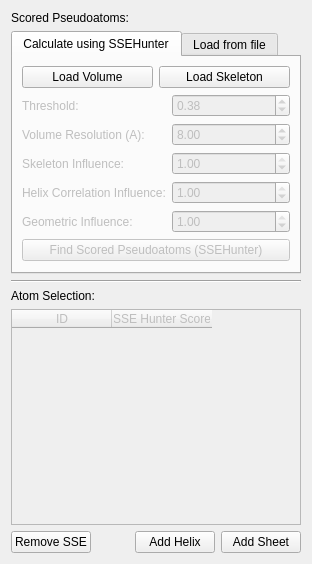
The window that Gorgon/src_ui/ui_dialog_volume_sse_builder.ui (GorgonCryoEM/Gorgon) describes before a commit, drawn with Qt 5.
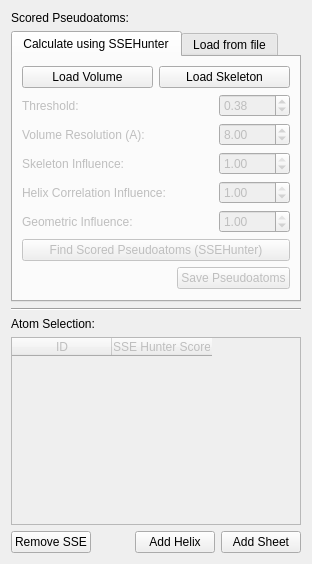
The same window after the commit.

Commit message: Allowing the ability to save pseudoatoms generated from SSEHunter

Patch:
```diff
--- a/Gorgon/src_ui/ui_dialog_volume_sse_builder.ui
+++ b/Gorgon/src_ui/ui_dialog_volume_sse_builder.ui
@@ -12,7 +12,7 @@
   <property name="windowTitle" >
    <string>SSE Builder</string>
   </property>
-  <layout class="QGridLayout" name="gridLayout" >
+  <layout class="QGridLayout" name="gridLayout_2" >
    <item row="0" column="0" colspan="2" >
     <widget class="QLabel" name="labelAtomScore" >
      <property name="text" >
@@ -35,8 +35,8 @@
       <attribute name="title" >
        <string>Calculate using SSEHunter</string>
       </attribute>
-      <layout class="QGridLayout" >
-       <item row="0" column="0" colspan="2" >
+      <layout class="QGridLayout" name="gridLayout" >
+       <item row="0" column="0" colspan="3" >
         <layout class="QHBoxLayout" >
          <item>
           <widget class="QPushButton" name="pushButtonLoadVolume" >
@@ -54,7 +54,7 @@
          </item>
         </layout>
        </item>
-       <item row="1" column="0" >
+       <item row="1" column="0" colspan="2" >
         <widget class="QLabel" name="labelThreshold" >
          <property name="enabled" >
           <bool>false</bool>
@@ -64,7 +64,7 @@
          </property>
         </widget>
        </item>
-       <item row="1" column="1" >
+       <item row="1" column="2" >
         <widget class="QDoubleSpinBox" name="doubleSpinBoxThreshold" >
          <property name="enabled" >
           <bool>false</bool>
@@ -80,7 +80,7 @@
          </property>
         </widget>
        </item>
-       <item row="2" column="0" >
+       <item row="2" column="0" colspan="2" >
         <widget class="QLabel" name="labelVolumeResolution" >
          <property name="enabled" >
           <bool>false</bool>
@@ -90,7 +90,7 @@
          </property>
         </widget>
        </item>
-       <item row="2" column="1" >
+       <item row="2" column="2" >
         <widget class="QDoubleSpinBox" name="doubleSpinBoxResolution" >
          <property name="enabled" >
           <bool>false</bool>
@@ -103,7 +103,7 @@
          </property>
         </widget>
        </item>
-       <item row="3" column="0" >
+       <item row="3" column="0" colspan="2" >
         <widget class="QLabel" name="labelSkeletonScore" >
          <property name="enabled" >
           <bool>false</bool>
@@ -113,7 +113,7 @@
          </property>
         </widget>
        </item>
-       <item row="3" column="1" >
+       <item row="3" column="2" >
         <widget class="QDoubleSpinBox" name="doubleSpinBoxSkeleton" >
          <property name="enabled" >
           <bool>false</bool>
@@ -126,7 +126,7 @@
          </property>
         </widget>
        </item>
-       <item row="4" column="0" >
+       <item row="4" column="0" colspan="2" >
         <widget class="QLabel" name="labelCrossCorrelationScore" >
          <property name="enabled" >
           <bool>false</bool>
@@ -136,7 +136,7 @@
          </property>
         </widget>
        </item>
-       <item row="4" column="1" >
+       <item row="4" column="2" >
         <widget class="QDoubleSpinBox" name="doubleSpinBoxCorrelation" >
          <property name="enabled" >
           <bool>false</bool>
@@ -149,7 +149,7 @@
          </property>
         </widget>
        </item>
-       <item row="5" column="0" >
+       <item row="5" column="0" colspan="2" >
         <widget class="QLabel" name="labelGeometricScore" >
          <property name="enabled" >
           <bool>false</bool>
@@ -159,7 +159,7 @@
          </property>
         </widget>
        </item>
-       <item row="5" column="1" >
+       <item row="5" column="2" >
         <widget class="QDoubleSpinBox" name="doubleSpinBoxGeometry" >
          <property name="enabled" >
           <bool>false</bool>
@@ -172,7 +172,7 @@
          </property>
         </widget>
        </item>
-       <item row="6" column="0" colspan="2" >
+       <item row="6" column="0" colspan="3" >
         <widget class="QPushButton" name="pushButtonSSEHunter" >
          <property name="enabled" >
           <bool>false</bool>
@@ -182,6 +182,29 @@
          </property>
         </widget>
        </item>
+       <item row="7" column="0" >
+        <spacer name="horizontalSpacer_2" >
+         <property name="orientation" >
+          <enum>Qt::Horizontal</enum>
+         </property>
+         <property name="sizeHint" stdset="0" >
+          <size>
+           <width>134</width>
+           <height>20</height>
+          </size>
+         </property>
+        </spacer>
+       </item>
+       <item row="7" column="1" colspan="2" >
+        <widget class="QPushButton" name="pushButtonSavePseudoatoms" >
+         <property name="enabled" >
+          <bool>false</bool>
+         </property>
+         <property name="text" >
+          <string>Save Pseudoatoms</string>
+         </property>
+        </widget>
+       </item>
       </layout>
      </widget>
      <widget class="QWidget" name="tab_2" >
```
Left out of the diff: 5 changed lines with no effect on the pictures. The commit also changes 9 other files.
